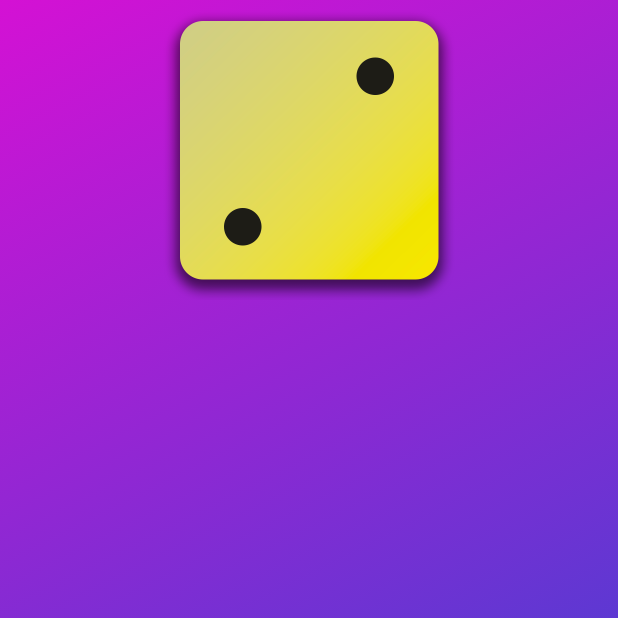
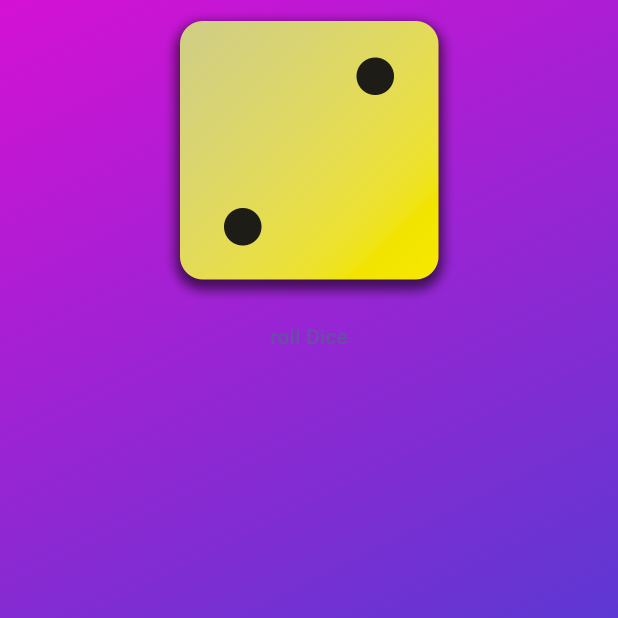
Before and after one commit to AhmedKiser/Dice-Roller-Application-Using-Flutter, a Flutter app: the screen it shows after launch, on a phone screen of 412 x 824 dp, the top half of it. Run offline on Flutter 3.47's test engine with Material 3 defaults, Android fonts, the phone set to English and light mode, and no system bars.

Commit message:
Text button added

```diff
--- a/first_app/lib/gradient_container.dart
+++ b/first_app/lib/gradient_container.dart
@@ -14,6 +14,9 @@ class GradinetContainer extends StatelessWidget{
   // final Color right, left;
   final List<Color> colors;
 
+  void rollDice() {
+
+  }
   @override
   Widget build(context) {
 
@@ -26,10 +29,11 @@ class GradinetContainer extends StatelessWidget{
             )
           ),
           child: Center(
-            child: Column(children: [Image.asset('assets/images/dice-2.png',width: 200,)
+            child: Column(children: [Image.asset('assets/images/dice-2.png',width: 200,),
             // ElevatedButton(onPressed: onPressed, child: child)
             // OutlinedButton(onPressed: onPressed, child: child)
-            // TextButton(onPressed: onPressed, child: child)
+            TextButton(onPressed: rollDice,
+             child: const Text("roll Dice"))
             ],) ,
           ),
 
```
